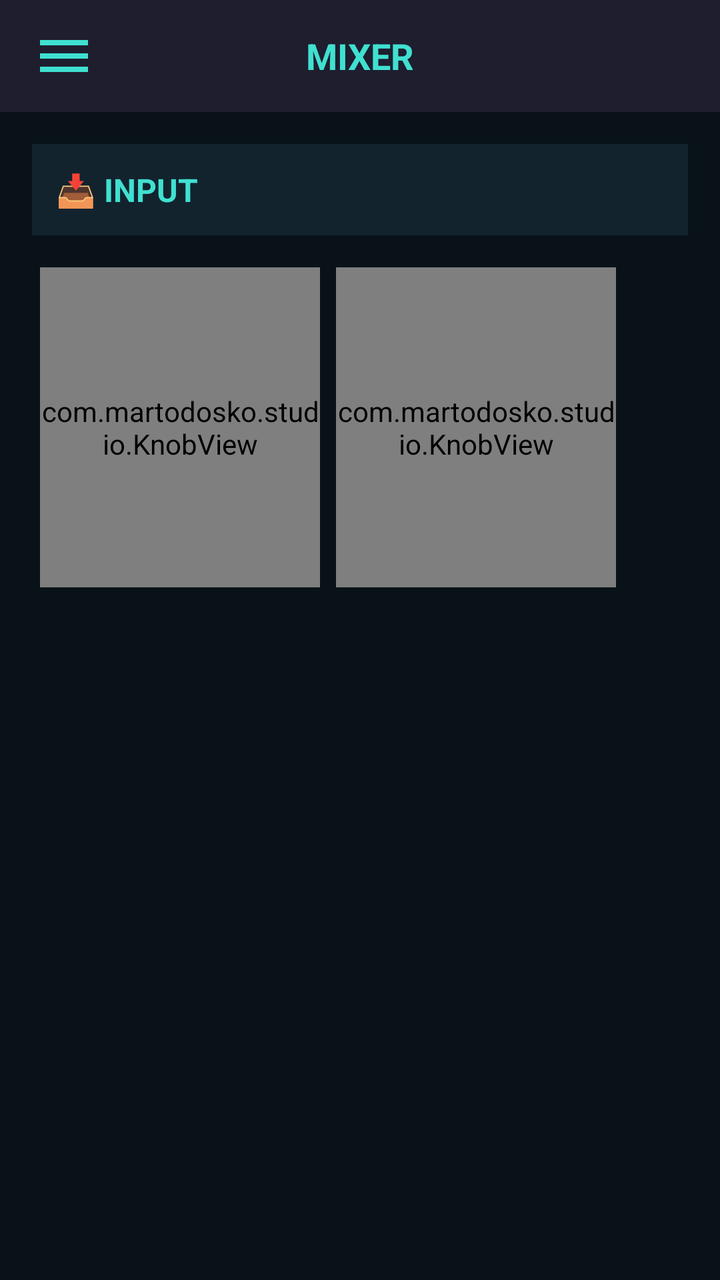
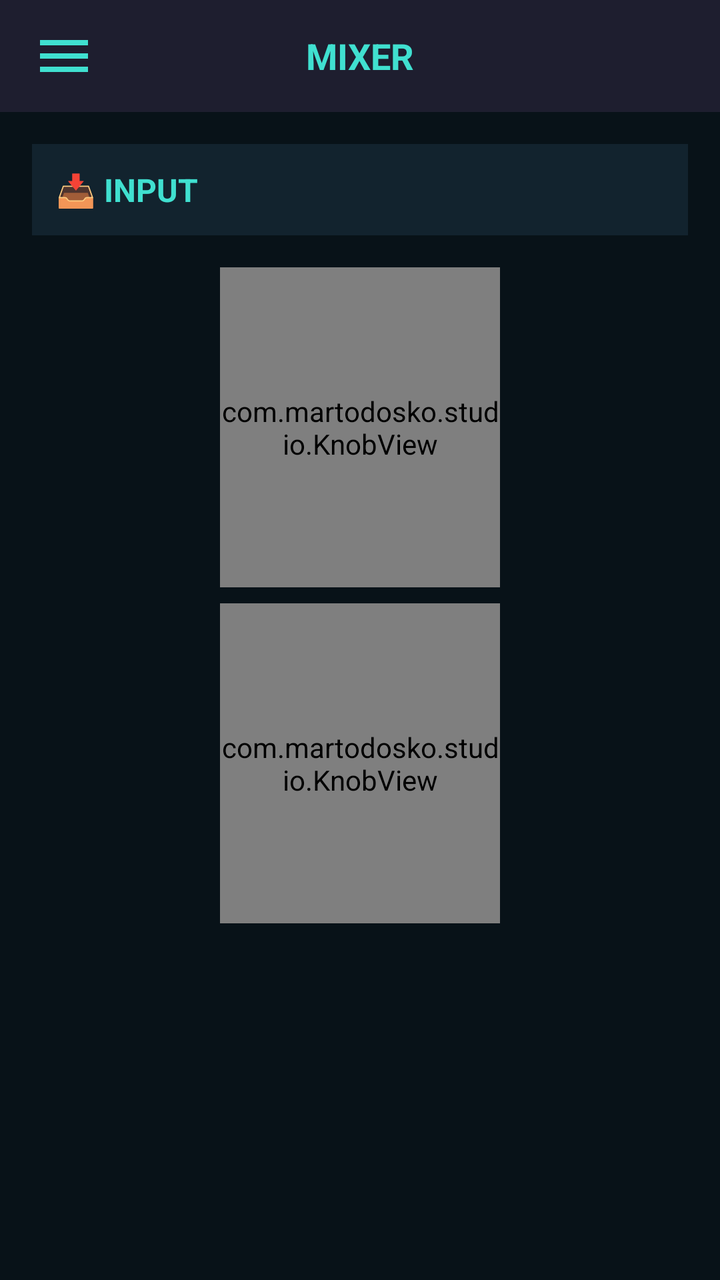

An Android layout rendered at two revisions. The XML below is the earlier revision; the diff shows what the commit changed to produce the second picture.
<!-- AndroidManifest.xml: activity theme Theme.AppCompat.Light.NoActionBar -->
<!-- res/layout/activity_mixer.xml -->
<?xml version="1.0" encoding="utf-8"?>
<androidx.drawerlayout.widget.DrawerLayout
    xmlns:android="http://schemas.android.com/apk/res/android"
    android:id="@+id/drawer_layout"
    android:layout_width="match_parent"
    android:layout_height="match_parent"
    android:background="#121212">

    
    <LinearLayout
        android:layout_width="match_parent"
        android:layout_height="match_parent"
        android:orientation="vertical">

        
        <LinearLayout
            android:layout_width="match_parent"
            android:layout_height="56dp"
            android:orientation="horizontal"
            android:gravity="center_vertical"
            android:background="#1E1E2F"
            android:paddingHorizontal="16dp">

            <ImageView
                android:id="@+id/btn_hamburger"
                android:layout_width="32dp"
                android:layout_height="32dp"
                android:src="@drawable/ic_hamburger"
                android:clickable="true"
                android:focusable="true"/>

            <TextView
                android:layout_width="0dp"
                android:layout_height="wrap_content"
                android:layout_weight="1"
                android:text="MIXER"
                android:textColor="#40E0D0"
                android:textSize="18sp"
                android:textStyle="bold"
                android:gravity="center"/>

            <View
                android:layout_width="32dp"
                android:layout_height="32dp"/>
        </LinearLayout>

        
        <ScrollView
            android:layout_width="match_parent"
            android:layout_height="match_parent"
            android:background="#081218"
            android:fillViewport="true">

            <LinearLayout
                android:layout_width="match_parent"
                android:layout_height="wrap_content"
                android:orientation="vertical"
                android:padding="16dp">

                
                
                
                <TextView
                    android:layout_width="match_parent"
                    android:layout_height="wrap_content"
                    android:text="📥 INPUT"
                    android:textColor="#40E0D0"
                    android:textSize="16sp"
                    android:textStyle="bold"
                    android:padding="12dp"
                    android:background="#12232E"/>

                
                <HorizontalScrollView
                    android:layout_width="match_parent"
                    android:layout_height="wrap_content"
                    android:layout_marginTop="12dp">

                    <LinearLayout
                        android:layout_width="wrap_content"
                        android:layout_height="wrap_content"
                        android:orientation="horizontal"
                        android:gravity="center">

                        
                        <com.martodosko.studio.KnobView
                            android:id="@+id/knob_gain"
                            android:layout_width="140dp"
                            android:layout_height="160dp"
                            android:layout_margin="4dp"/>

                        
                        <com.martodosko.studio.KnobView
                            android:id="@+id/knob_sensitivity"
                            android:layout_width="140dp"
                            android:layout_height="160dp"
                            android:layout_margin="4dp"/>

                        

                    </LinearLayout>
                </HorizontalScrollView>

                
                
                

            </LinearLayout>
        </ScrollView>

    </LinearLayout>

    
    <LinearLayout
        android:layout_width="280dp"
        android:layout_height="match_parent"
        android:layout_gravity="start"
        android:background="#1A1A2E"
        android:orientation="vertical"
        android:elevation="16dp">

        <LinearLayout
            android:layout_width="match_parent"
            android:layout_height="wrap_content"
            android:orientation="horizontal"
            android:gravity="center_vertical"
            android:padding="16dp"
            android:background="#16162A">

            <TextView
                android:layout_width="0dp"
                android:layout_height="wrap_content"
                android:layout_weight="1"
                android:text="MENU"
                android:textColor="#40E0D0"
                android:textSize="20sp"
                android:textStyle="bold"/>

            <ImageView
                android:id="@+id/btn_close_menu"
                android:layout_width="32dp"
                android:layout_height="32dp"
                android:src="@drawable/ic_close"
                android:clickable="true"
                android:focusable="true"/>
        </LinearLayout>

        <View
            android:layout_width="match_parent"
            android:layout_height="1dp"
            android:background="#333344"/>

        <LinearLayout
            android:layout_width="match_parent"
            android:layout_height="wrap_content"
            android:orientation="vertical"
            android:paddingTop="8dp">

            <TextView
                android:id="@+id/menu_mixer"
                android:layout_width="match_parent"
                android:layout_height="56dp"
                android:text="🎚️  Mixer"
                android:textColor="#40E0D0"
                android:textSize="16sp"
                android:gravity="center_vertical"
                android:paddingStart="24dp"
                android:clickable="true"/>

            <TextView
                android:id="@+id/menu_presets"
                android:layout_width="match_parent"
                android:layout_height="56dp"
                android:text="📋  Presets"
                android:textColor="#FFFFFF"
                android:textSize="16sp"
                android:gravity="center_vertical"
                android:paddingStart="24dp"
                android:clickable="true"/>

            <TextView
                android:id="@+id/menu_settings"
                android:layout_width="match_parent"
                android:layout_height="56dp"
                android:text="⚙️  Settings"
                android:textColor="#40E0D0"
                android:textSize="16sp"
                android:gravity="center_vertical"
                android:paddingStart="24dp"
                android:clickable="true"/>

            <TextView
                android:id="@+id/menu_effects"
                android:layout_width="match_parent"
                android:layout_height="56dp"
                android:text="🎸  Guitar Effects"
                android:textColor="#FFFFFF"
                android:textSize="16sp"
                android:gravity="center_vertical"
                android:paddingStart="24dp"
                android:clickable="true"/>

            <TextView
                android:id="@+id/menu_update"
                android:layout_width="match_parent"
                android:layout_height="56dp"
                android:text="🔄  Check Update"
                android:textColor="#FFFFFF"
                android:textSize="16sp"
                android:gravity="center_vertical"
                android:paddingStart="24dp"
                android:clickable="true"/>

            <TextView
                android:id="@+id/menu_help"
                android:layout_width="match_parent"
                android:layout_height="56dp"
                android:text="❓  Help"
                android:textColor="#40E0D0"
                android:textSize="16sp"
                android:gravity="center_vertical"
                android:paddingStart="24dp"
                android:clickable="true"/>

            <TextView
                android:id="@+id/menu_join"
                android:layout_width="match_parent"
                android:layout_height="56dp"
                android:text="🌐  Join Us"
                android:textColor="#00BFFF"
                android:textSize="16sp"
                android:gravity="center_vertical"
                android:paddingStart="24dp"
                android:clickable="true"/>

            <TextView
                android:id="@+id/menu_about"
                android:layout_width="match_parent"
                android:layout_height="56dp"
                android:text="ℹ️  About"
                android:textColor="#FFFFFF"
                android:textSize="16sp"
                android:gravity="center_vertical"
                android:paddingStart="24dp"
                android:clickable="true"/>
        </LinearLayout>
    </LinearLayout>

</androidx.drawerlayout.widget.DrawerLayout>
<!-- resources referenced by this layout -->
<resources>
  <!-- drawable ic_close (drawable) -->
  <vector xmlns:android="http://schemas.android.com/apk/res/android"
      android:width="24dp" android:height="24dp"
      android:viewportWidth="24" android:viewportHeight="24">
    <path android:fillColor="#FF6B6B"
          android:pathData="M19,6.41L17.59,5 12,10.59 6.41,5 5,6.41 10.59,12 5,17.59 6.41,19 12,13.41 17.59,19 19,17.59 13.41,12z"/>
  </vector>
  <!-- drawable ic_hamburger (drawable) -->
  <vector xmlns:android="http://schemas.android.com/apk/res/android"
      android:width="24dp" android:height="24dp"
      android:viewportWidth="24" android:viewportHeight="24">
    <path android:fillColor="#40E0D0"
          android:pathData="M3,18h18v-2L3,16v2zM3,13h18v-2L3,11v2zM3,6v2h18L21,6L3,6z"/>
  </vector>
</resources>

<!-- the commit's change to res/layout/activity_mixer.xml (unified diff, before → after) -->
@@ -6,7 +6,6 @@
     android:layout_height="match_parent"
     android:background="#121212">
 
-    
     <LinearLayout
         android:layout_width="match_parent"
         android:layout_height="match_parent"
@@ -57,8 +56,6 @@
                 android:orientation="vertical"
                 android:padding="16dp">
 
-                
-                
                 
                 <TextView
                     android:layout_width="match_parent"
@@ -71,39 +68,28 @@
                     android:background="#12232E"/>
 
                 
-                <HorizontalScrollView
+                <LinearLayout
                     android:layout_width="match_parent"
                     android:layout_height="wrap_content"
+                    android:orientation="vertical"
+                    android:gravity="center"
                     android:layout_marginTop="12dp">
 
-                    <LinearLayout
-                        android:layout_width="wrap_content"
-                        android:layout_height="wrap_content"
-                        android:orientation="horizontal"
-                        android:gravity="center">
-
-                        
-                        <com.martodosko.studio.KnobView
-                            android:id="@+id/knob_gain"
-                            android:layout_width="140dp"
-                            android:layout_height="160dp"
-                            android:layout_margin="4dp"/>
-
-                        
-                        <com.martodosko.studio.KnobView
-                            android:id="@+id/knob_sensitivity"
-                            android:layout_width="140dp"
-                            android:layout_height="160dp"
-                            android:layout_margin="4dp"/>
-
-                        
-
-                    </LinearLayout>
-                </HorizontalScrollView>
-
-                
-                
-                
+                    
+                    <com.martodosko.studio.KnobView
+                        android:id="@+id/knob_gain"
+                        android:layout_width="140dp"
+                        android:layout_height="160dp"
+                        android:layout_margin="4dp"/>
+
+                    
+                    <com.martodosko.studio.KnobView
+                        android:id="@+id/knob_sensitivity"
+                        android:layout_width="140dp"
+                        android:layout_height="160dp"
+                        android:layout_margin="4dp"/>
+
+                </LinearLayout>
 
             </LinearLayout>
         </ScrollView>
